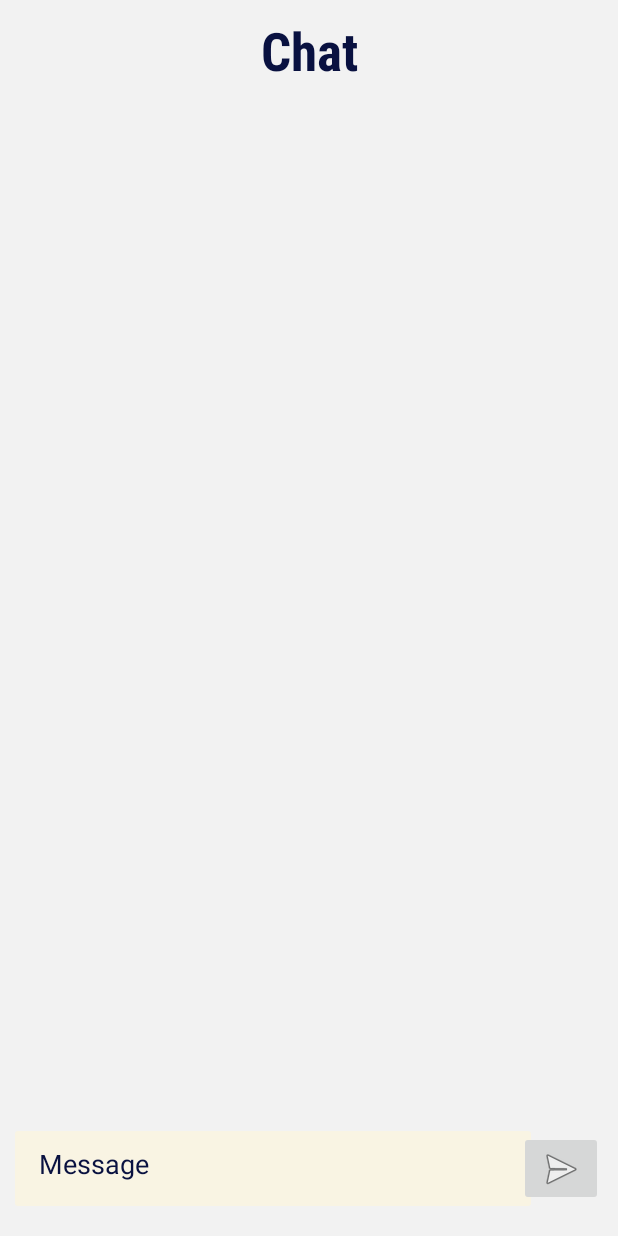
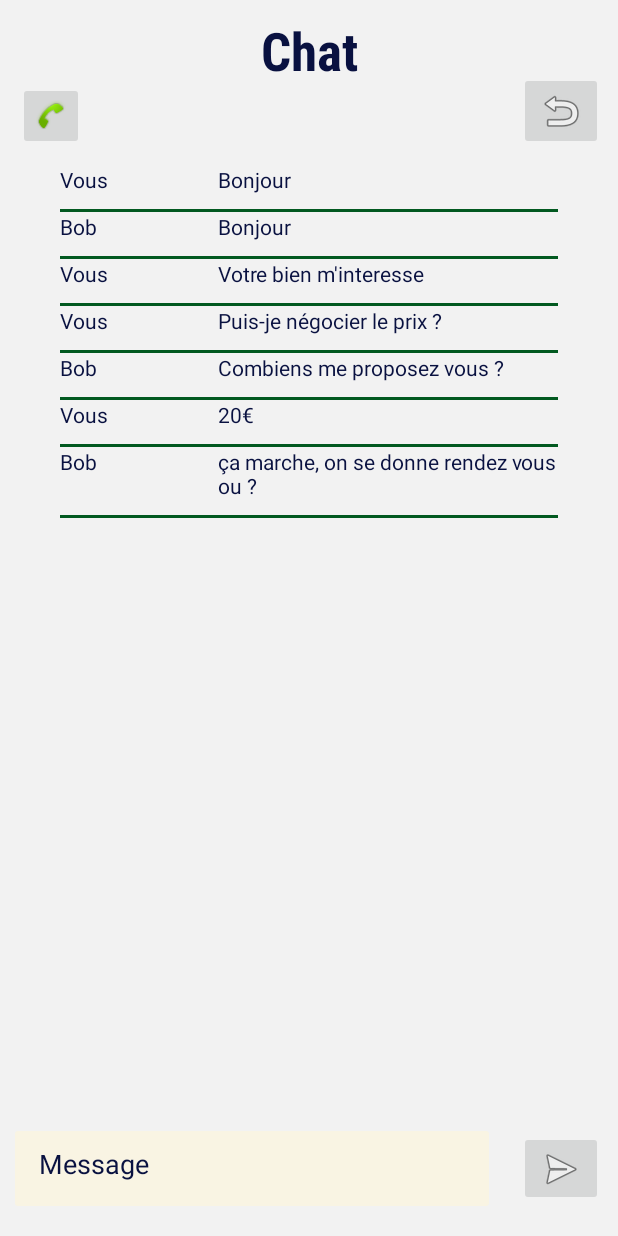
Before and after one commit to Adrali/PetitesAnnonces, an Android app: the Chat screen opened directly, with no data from a screen before it, on a phone screen of 412 x 824 dp. Run offline under Robolectric (Android 15) with nearby library versions, the phone set to English and light mode, and no system bars.

Commit message:
Changement design items

```diff
--- a/app/src/main/java/com/example/petitesannonces/Chat.java
+++ b/app/src/main/java/com/example/petitesannonces/Chat.java
@@ -1,23 +1,56 @@
 package com.example.petitesannonces;
 
 import androidx.appcompat.app.AppCompatActivity;
+import androidx.recyclerview.widget.RecyclerView;
 
+import android.content.Intent;
+import android.net.Uri;
 import android.os.Bundle;
 import android.provider.ContactsContract;
 import android.view.View;
+import android.widget.AbsListView;
 import android.widget.Button;
 import android.widget.EditText;
 import android.widget.ImageButton;
 
+import java.util.ArrayList;
+import java.util.List;
+
 public class Chat extends AppCompatActivity {
     int id_user;
     int id_dest;
+    RecyclerView recyclerView;
+    List<MessageModel> lMessages;
+    UserModel dest;
     @Override
     protected void onCreate(Bundle savedInstanceState) {
         super.onCreate(savedInstanceState);
         setContentView(R.layout.activity_chat);
         id_user = getIntent().getIntExtra("id_user",-1);
         id_dest = getIntent().getIntExtra("id_dest",-2);
+        //dest = Database.getInstance().getUser(id_dest);
+        //lMessages = Database.getInstance().obtenirMessage(id_user,id_dest);
+        dest = new UserModel(2,"Bob","561468464","dfgqgqfggqg");
+        lMessages = new ArrayList<MessageModel>();
+        lMessages.add(new MessageModel("Bonjour",true));
+        lMessages.add(new MessageModel("Bonjour",false));
+        lMessages.add(new MessageModel("Votre bien m'interesse",true));
+        lMessages.add(new MessageModel("Puis-je négocier le prix ?",true));
+        lMessages.add(new MessageModel("Combiens me proposez vous ?",false));
+        lMessages.add(new MessageModel("20€",true));
+        lMessages.add(new MessageModel("ça marche, on se donne rendez vous ou ?",false));
+        recyclerView = findViewById(R.id.recyclerViewChat);
+        recyclerView.setAdapter(new ItemMessageAdapter(lMessages,dest.getName(),R.layout.item_mini_chat));
+
+        ((ImageButton)findViewById(R.id.imgBtn_actualiser)).setOnClickListener(new View.OnClickListener(){
+            @Override
+            public void onClick(View v) {
+                /*dest = Database.getInstance().getUser(id_dest);
+                lMessages = Database.getInstance().obtenirMessage(id_user,id_dest);*/
+
+            }
+
+        });
         ((ImageButton)findViewById(R.id.btn_envoi_message)).setOnClickListener(new View.OnClickListener(){
             @Override
             public void onClick(View v) {
@@ -30,6 +63,15 @@ public class Chat extends AppCompatActivity {
             }
 
         });
+
+        ((ImageButton)findViewById(R.id.imgBtn_appeler)).setOnClickListener(new View.OnClickListener() {
+            @Override
+            public void onClick(View v) {
+                Intent callIntent = new Intent(Intent.ACTION_DIAL);
+                callIntent.setData(Uri.parse("tel:"+dest.getPhone()));//change the number
+                startActivity(callIntent);
+            }
+        });
     }
 
 
--- a/app/src/main/java/com/example/petitesannonces/Database.java
+++ b/app/src/main/java/com/example/petitesannonces/Database.java
@@ -317,7 +317,7 @@ public class Database {
     }
 
 
-    public List<MessageModel> obtenirMessage(int idUser, int idInterlocuteur, String message){
+    public List<MessageModel> obtenirMessage(int idUser, int idInterlocuteur){
         String request = "SELECT message FROM \"Profile\" WHERE (id_profile_emetteur = ? AND id_profile_recepteur = ?) OR (id_profile_emetteur = ? AND id_profile_recepteur = ?) ORDER BY date_envoie DESC";
         ArrayList<MessageModel> messages = new ArrayList<MessageModel>();
         try{
--- a/app/src/main/java/com/example/petitesannonces/ItemListChatAdapter.java
+++ b/app/src/main/java/com/example/petitesannonces/ItemListChatAdapter.java
@@ -50,7 +50,7 @@ public class ItemListChatAdapter extends RecyclerView.Adapter<ItemListChatAdapte
         return users.size()>NB_ITEM_MAX?NB_ITEM_MAX:users.size();
     }
 
-    public UserModel getAnnonce(int position){
+    public UserModel getUser(int position){
         return this.users.get(position);
     }
 }
--- a/app/src/main/res/layout/activity_annonce.xml
+++ b/app/src/main/res/layout/activity_annonce.xml
@@ -13,10 +13,10 @@
         android:layout_height="284dp"
         android:layout_marginTop="20dp"
         android:contentDescription="@string/image_ajout"
+        android:src="@android:drawable/ic_menu_mapmode"
         app:layout_constraintEnd_toEndOf="parent"
         app:layout_constraintStart_toStartOf="parent"
-        app:layout_constraintTop_toBottomOf="@+id/btnimg_signaler"
-        tools:src="@tools:sample/avatars" />
+        app:layout_constraintTop_toBottomOf="@+id/btnimg_signaler" />
 
     <TextView
         android:id="@+id/et_nompublication"
--- a/app/src/main/res/layout/activity_chat.xml
+++ b/app/src/main/res/layout/activity_chat.xml
@@ -7,33 +7,22 @@
     android:background="@drawable/bg_login"
     tools:context=".Chat">
 
-    <LinearLayout
-        android:id="@+id/linearLayout5"
-        android:layout_width="406dp"
-        android:layout_height="578dp"
-        android:layout_marginStart="10dp"
-        android:layout_marginLeft="10dp"
-        android:layout_marginTop="70dp"
-        android:layout_marginEnd="10dp"
-        android:layout_marginRight="10dp"
-        android:orientation="vertical"
-        app:layout_constraintEnd_toEndOf="parent"
-        app:layout_constraintStart_toStartOf="parent"
-        app:layout_constraintTop_toTopOf="parent"></LinearLayout>
-
     <EditText
         android:id="@+id/et_envoi_message"
         style="@style/textEntre"
-        android:layout_width="344dp"
+        android:layout_width="316dp"
         android:layout_height="50dp"
         android:layout_marginStart="10dp"
         android:layout_marginLeft="10dp"
+        android:layout_marginEnd="20dp"
+        android:layout_marginRight="20dp"
         android:layout_marginBottom="20dp"
         android:ems="10"
         android:hint="@string/message"
         android:importantForAutofill="no"
         android:inputType="textPersonName"
         app:layout_constraintBottom_toBottomOf="parent"
+        app:layout_constraintEnd_toStartOf="@+id/btn_envoi_message"
         app:layout_constraintStart_toStartOf="parent" />
 
     <ImageButton
@@ -59,4 +48,43 @@
         app:layout_constraintStart_toStartOf="parent"
         app:layout_constraintTop_toTopOf="parent" />
 
+    <androidx.recyclerview.widget.RecyclerView
+        android:id="@+id/recyclerViewChat"
+        android:layout_width="fill_parent"
+        android:layout_height="fill_parent"
+        android:layout_marginStart="40dp"
+        android:layout_marginLeft="40dp"
+        android:layout_marginTop="110dp"
+        android:layout_marginEnd="40dp"
+        android:layout_marginRight="40dp"
+        android:layout_marginBottom="100dp"
+        android:orientation="vertical"
+        app:layoutManager="androidx.recyclerview.widget.LinearLayoutManager"
+        app:layout_constraintBottom_toTopOf="@+id/et_envoi_message"
+        app:layout_constraintEnd_toEndOf="parent"
+        app:layout_constraintStart_toStartOf="parent"
+        app:layout_constraintTop_toBottomOf="@+id/et_titre_chat" />
+
+    <ImageButton
+        android:id="@+id/imgBtn_actualiser"
+        android:layout_width="wrap_content"
+        android:layout_height="wrap_content"
+        android:layout_marginEnd="10dp"
+        android:layout_marginRight="10dp"
+        android:contentDescription="@string/recharger"
+        app:layout_constraintBottom_toTopOf="@+id/recyclerViewChat"
+        app:layout_constraintEnd_toEndOf="parent"
+        app:srcCompat="@android:drawable/ic_menu_revert" />
+
+    <ImageButton
+        android:id="@+id/imgBtn_appeler"
+        android:layout_width="wrap_content"
+        android:layout_height="wrap_content"
+        android:layout_marginStart="12dp"
+        android:layout_marginLeft="12dp"
+        android:contentDescription="@string/recharger"
+        app:layout_constraintBottom_toTopOf="@+id/recyclerViewChat"
+        app:layout_constraintStart_toStartOf="parent"
+        app:srcCompat="@android:drawable/stat_sys_phone_call" />
+
 </androidx.constraintlayout.widget.ConstraintLayout>
--- a/app/src/main/res/layout/activity_liste_chat.xml
+++ b/app/src/main/res/layout/activity_liste_chat.xml
@@ -3,8 +3,8 @@
     xmlns:app="http://schemas.android.com/apk/res-auto"
     android:background="@drawable/bg_login"
     xmlns:tools="http://schemas.android.com/tools"
-    android:layout_width="match_parent"
-    android:layout_height="match_parent"
+    android:layout_width="wrap_content"
+    android:layout_height="wrap_content"
     tools:context=".ListeChat">
 
 
@@ -22,6 +22,8 @@
 
     <androidx.recyclerview.widget.RecyclerView
         android:id="@+id/recyclerViewListeChat"
+        app:layoutManager="androidx.recyclerview.widget.LinearLayoutManager"
+        android:orientation="vertical"
         android:layout_width="390dp"
         android:layout_height="627dp"
         android:layout_marginTop="28dp"
--- a/app/src/main/res/layout/activity_main.xml
+++ b/app/src/main/res/layout/activity_main.xml
@@ -27,7 +27,7 @@
         app:layout_constraintEnd_toEndOf="parent"
         app:layout_constraintStart_toStartOf="parent"
         app:layout_constraintTop_toBottomOf="@+id/textView6"
-        tools:src="@drawable/pngfind_com_sprite_logo_png_907078" />
+        android:src="@drawable/pngfind_com_sprite_logo_png_907078" />
 
     <LinearLayout
         android:id="@+id/linearLayout4"
--- a/app/src/main/res/layout/item_list_chat.xml
+++ b/app/src/main/res/layout/item_list_chat.xml
@@ -2,10 +2,12 @@
 <LinearLayout xmlns:android="http://schemas.android.com/apk/res/android"
     xmlns:app="http://schemas.android.com/apk/res-auto"
     android:layout_width="match_parent"
-    android:layout_height="match_parent"
+    android:layout_height="wrap_content"
     android:orientation="horizontal">
 
     <TextView
+        style="@style/textMain"
+        android:gravity="center"
         android:id="@+id/tv_nomCorrespondant"
         android:layout_width="290dp"
         android:layout_height="40dp"
--- a/app/src/main/res/layout/item_mini_chat.xml
+++ b/app/src/main/res/layout/item_mini_chat.xml
@@ -1,11 +1,18 @@
 <?xml version="1.0" encoding="utf-8"?>
 <LinearLayout xmlns:android="http://schemas.android.com/apk/res/android"
-    android:orientation="horizontal"
+    android:orientation="vertical"
     android:layout_width="match_parent"
     android:layout_height="wrap_content">
 
+    <LinearLayout
+        android:layout_width="match_parent"
+        android:layout_height="match_parent"
+        android:layout_weight="0"
+        android:orientation="horizontal">
+
         <TextView
             android:id="@+id/tv_emetteur"
+            style="@style/textMain"
             android:layout_width="105dp"
             android:layout_height="wrap_content"
             android:layout_weight="0"
@@ -13,8 +20,20 @@
 
         <TextView
             android:id="@+id/tv_message"
+            style="@style/textMain"
             android:layout_width="wrap_content"
-        android:layout_height="75dp"
+            android:layout_height="wrap_content"
             android:layout_weight="1"
             android:text="TextView" />
     </LinearLayout>
+
+    <Space
+        android:layout_width="match_parent"
+        android:layout_height="10dp"
+        android:layout_weight="0" />
+
+    <View
+        android:layout_width="match_parent"
+        android:layout_height="2dp"
+        android:background="@color/vertCanard" />
+</LinearLayout>
--- a/app/src/main/res/values/colors.xml
+++ b/app/src/main/res/values/colors.xml
@@ -24,5 +24,10 @@
     <color name="entreFond">#F9F4E3</color>
     <color name="textLight">#1affffff</color>
     <color name="textMedium">#66ffffff</color>
+    <color name="vertCanard">#025920</color>
+    <color name="bleuCanard">#091140</color>
+    <color name="jauneCanard">#D9B23D</color>
+    <color name="orangeCanard">#F26D3D</color>
+    <color name="blancCanard">#F2F2F2</color>
 
 </resources>
--- a/app/src/main/res/values/strings.xml
+++ b/app/src/main/res/values/strings.xml
@@ -39,6 +39,7 @@
     <string name="appeler">Appeler</string>
     <string name="supprimer_l_annonce">Supprimer l\'annonce</string>
     <string name="ajouter_aux_favoris">Ajouter aux favoris</string>
+    <string name="recharger">recharger</string>
 
 
     <string-array name="liste_regions">
```
Also changed, not shown: app/src/main/java/com/example/petitesannonces/AjoutAnnonce.java (+42 -2 lines), app/src/main/java/com/example/petitesannonces/Annonce.java (+16 -2 lines), app/src/main/java/com/example/petitesannonces/ListeChat.java (+5 -4 lines), app/src/main/res/layout/activity_ajout_annonce.xml (+59 -42 lines), app/src/main/res/layout/item_mini_annonce.xml (+21 -5 lines). Lines whose indentation alone changed are shown as unchanged.
